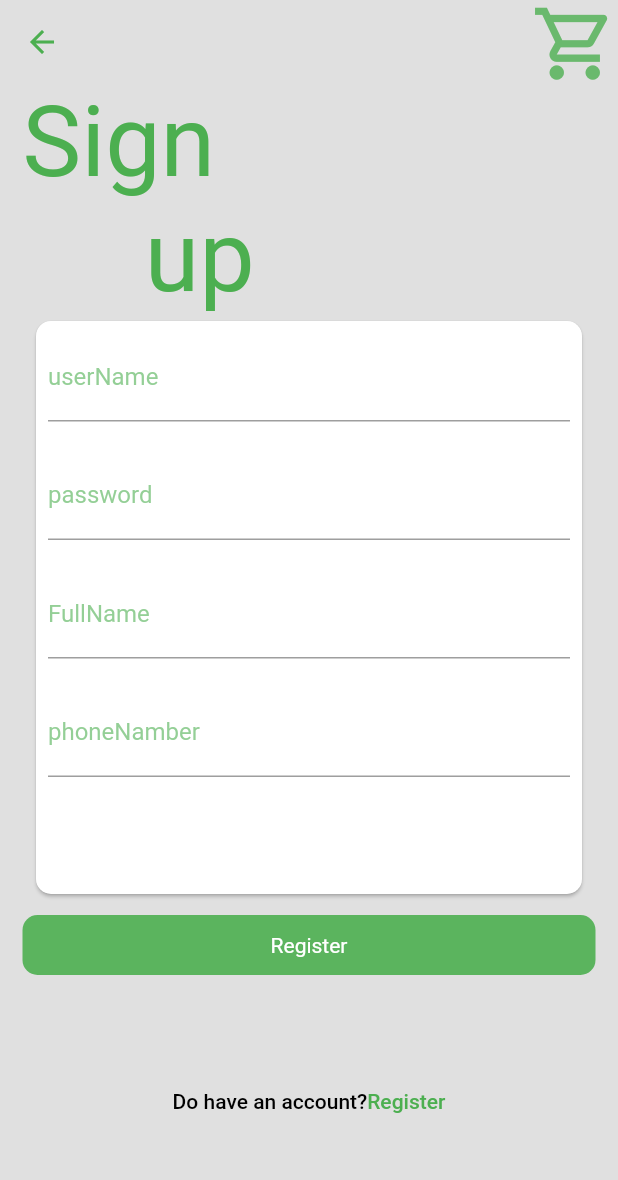
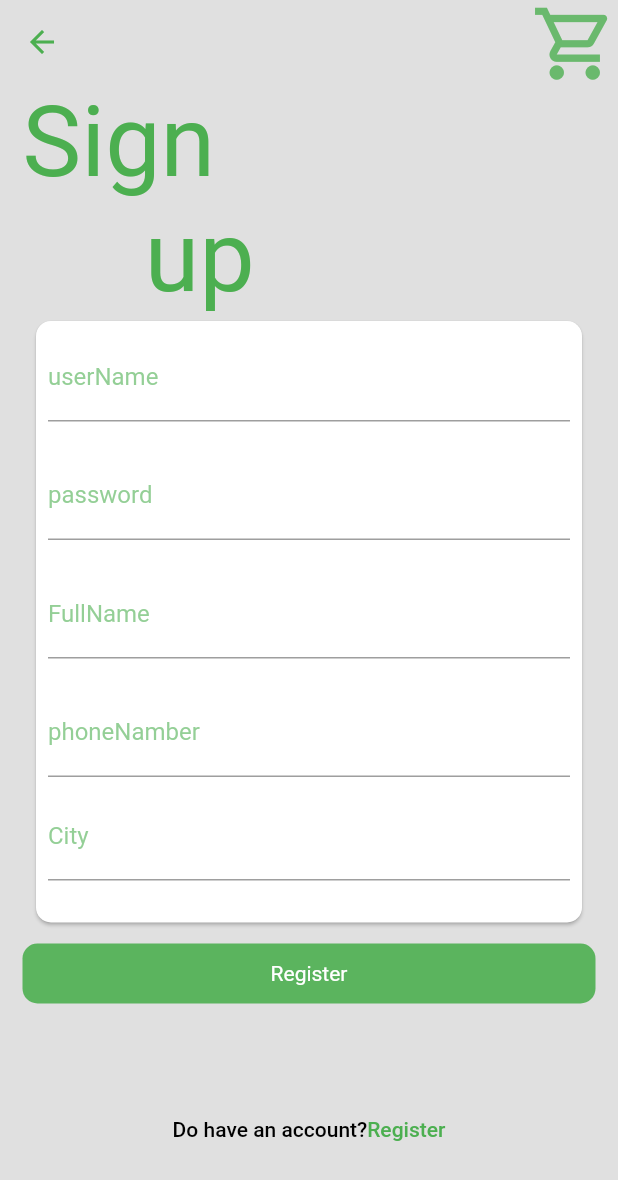
Before and after one commit to Hasanhjmohammed/flutter_task, a Flutter app: the SinUp screen opened directly, on a phone screen of 412 x 824 dp. Shown: the top 1180 px of the screen. Run offline on Flutter 3.47's test engine with Material 2 defaults, Android fonts, the phone set to English and light mode, and no system bars; drawn by our look-alikes of modal_progress_hud_nsn; our stand-ins replace flutter_local_notifications, get, shared_preferences; accounts and stored records are empty.

Commit message:
finsh flutter

```diff
--- a/lib/Screen/LogIn/loginscreen.dart
+++ b/lib/Screen/LogIn/loginscreen.dart
@@ -18,7 +18,7 @@ class LogIn extends StatefulWidget {
 
 class _LogInState extends State<LogIn> {
   GlobalKey<FormState> _mykey = GlobalKey();
-  user ?I;
+  user ?I=user();
   @override
   Widget build(BuildContext context) {
     return Scaffold(
@@ -79,12 +79,13 @@ class _LogInState extends State<LogIn> {
                             SizedBox(height: 60,),
 
                           ],),
-                      )
+                      ),
                   ),
                   MainButtom(titel: "Login",function: ()async{
                     if (!_mykey.currentState!.validate()) {
                       return null;
                     }
+                    _mykey.currentState!.save();
                     try{
                      setState(() {
                        widget.isloding=true;
--- a/lib/Screen/SignUp/mulitinput.dart
+++ b/lib/Screen/SignUp/mulitinput.dart
@@ -5,7 +5,7 @@ import '../../Widget/inputtext.dart';
 import '../../model/usermodel.dart';
 
 class MulityInput extends StatelessWidget {
-  user ?I;
+  user ?I=user();
   MulityInput({required this.I});
   @override
   Widget build(BuildContext context) {
@@ -13,7 +13,8 @@ class MulityInput extends StatelessWidget {
        shape: RoundedRectangleBorder(borderRadius: BorderRadius.circular(10)),
       child: Padding(
         padding: EdgeInsets.all(8),
-        child: Column(children: [
+        child:SingleChildScrollView(
+          child:  Column(children: [
             InputText(title: "userName",subtitle: "userName",onchang: (val){
               I!.name=val;
               print(I!.name);
@@ -42,9 +43,18 @@ class MulityInput extends StatelessWidget {
                   I!.phone=val;
                 }),
             SizedBox(
-            height: 70,
+              height: 10,
+            ),
+            InputText(title: "City",subtitle: "City",onchang: (val){
+              I!.city=val;
+              print(I!.city);
+            },
+            ),
+            SizedBox(
+              height: 20,
+            ),
+          ]),
         )
-        ]),
       ),
     );
   }
--- a/lib/Screen/SignUp/sinupscreen.dart
+++ b/lib/Screen/SignUp/sinupscreen.dart
@@ -27,7 +27,7 @@ class _SinUpState extends State<SinUp> {
   String? pass;
   String? phone;
   String? city;
-  user ?I;
+  user ?I=user();
   GlobalKey<FormState> _mykey = GlobalKey();
   @override
   Widget build(BuildContext context) {
@@ -92,7 +92,7 @@ class _SinUpState extends State<SinUp> {
                                I!.pass!,
                                 I!.phone!,
                                I!.full!,
-                                  " cnn");
+                                  I!.city!);
                                    // I.name!);
                                    setState(() {
                                   widget.isloding=false;
--- a/lib/api/auth.dart
+++ b/lib/api/auth.dart
@@ -54,7 +54,7 @@ Future<void>register(String username,String password,String phone,String fullnam
     print("=======================");
     var jsondate=jsonDecode(res.body);
     print(jsondate);
-    if(res.statusCode ==200){
+    if(res.statusCode == 200){
       SharedPreferences prefs = await SharedPreferences.getInstance();
       var jsondate=json.decode(res.body);
       print(jsondate.toString());
@@ -65,7 +65,7 @@ Future<void>register(String username,String password,String phone,String fullnam
     }
     if(res.statusCode!=200){
       var jsondate=json.decode(res.body);
-      throw jsondate['message'];
+     // throw jsondate['message'];
     }
 
   }catch(e){
--- a/lib/main.dart
+++ b/lib/main.dart
@@ -41,7 +41,7 @@ class MyApp extends StatelessWidget {
   Widget build(BuildContext context) {
     return MaterialApp(
       debugShowCheckedModeBanner: false,
-      home: MyProduct(),
+      home: Myhome,
     );
   }
 }
--- a/lib/model/usermodel.dart
+++ b/lib/model/usermodel.dart
@@ -6,8 +6,8 @@ class user{
   String? phone;
   String? city;
   user({
-    required this.name,
-   required this.pass,
+   this.name,
+ this.pass,
     this.city,
     this.phone,
     this.full});
```
Lines whose indentation alone changed are shown as unchanged.
